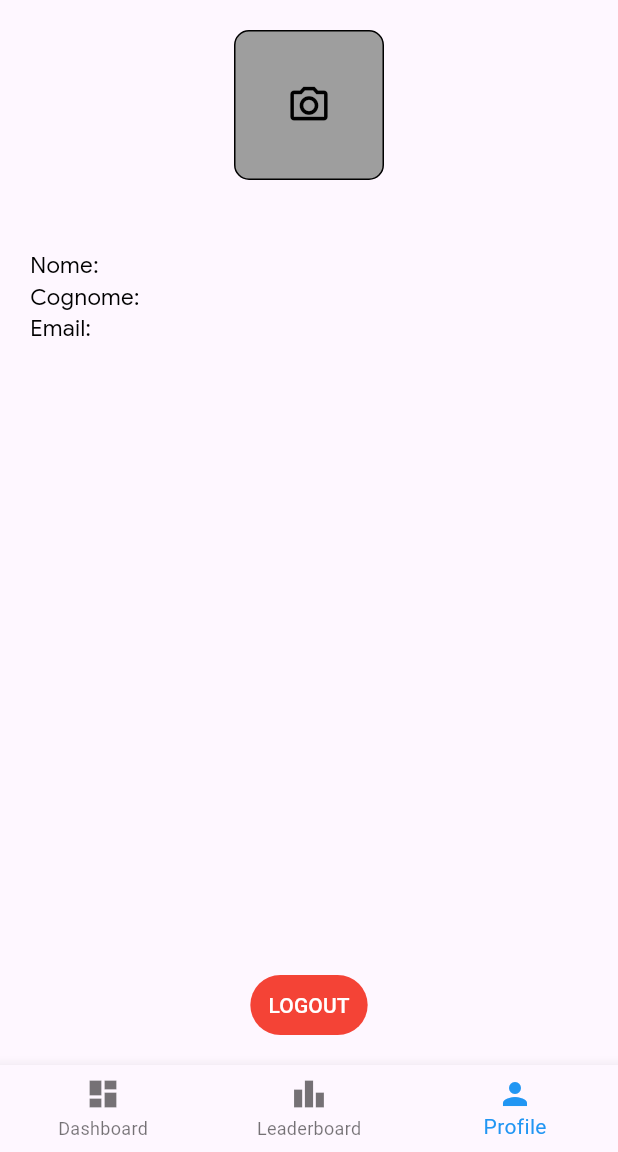
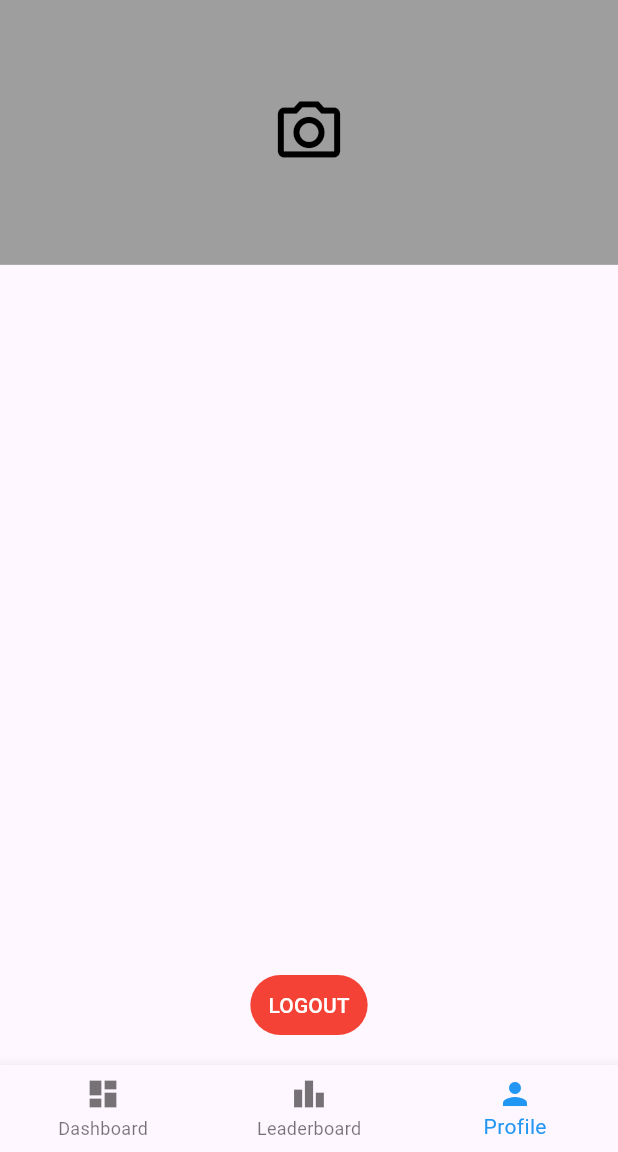
Before and after one commit to gdgbari/2025-devfest-bari-mobile-fe, a Flutter app: the ProfilePage screen opened by its route, on a phone screen of 412 x 824 dp, the part 84-1236 px from its top. Run offline on Flutter 3.47's test engine with Material 3 defaults, Android fonts, the phone set to English and light mode, and no system bars; drawn by our look-alikes of loader_overlay; our stand-ins replace bloc, cloud_functions, equatable, firebase_auth, firebase_core, flutter_bloc and 2 more; missing offline and left inert: mobile_scanner; accounts and stored records are empty; generated files the repository leaves out were written again.

Commit message:
Profile page layout change

```diff
--- a/lib/ui/pages/profile_page.dart
+++ b/lib/ui/pages/profile_page.dart
@@ -12,13 +12,15 @@ class ProfilePage extends StatelessWidget {
       body: SafeArea(
         child: BlocBuilder<AuthenticationCubit, AuthenticationState>(
           builder: (context, state) {
-            return Padding(
+            return Column(
+              children: <Widget>[
+                GroupInfo(group: state.userProfile.group),
+                Expanded(
+                  child: Padding(
                     padding: const EdgeInsets.all(20),
                     child: Column(
                       crossAxisAlignment: CrossAxisAlignment.start,
                       children: <Widget>[
-                  GroupInfo(group: state.userProfile.group),
-                  const SizedBox(height: 20),
                         UserInfo(userProfile: state.userProfile),
                         const SizedBox(height: 20),
                         const Expanded(child: SizedBox()),
@@ -39,6 +41,9 @@ class ProfilePage extends StatelessWidget {
                         ),
                       ],
                     ),
+                  ),
+                ),
+              ],
             );
           },
         ),
--- a/lib/ui/widgets/group_info.dart
+++ b/lib/ui/widgets/group_info.dart
@@ -1,5 +1,4 @@
 import 'package:devfest_bari_2024/data.dart';
-import 'package:devfest_bari_2024/ui/theme/preset_text_style.dart';
 import 'package:flutter/material.dart';
 
 class GroupInfo extends StatelessWidget {
@@ -9,29 +8,16 @@ class GroupInfo extends StatelessWidget {
 
   @override
   Widget build(BuildContext context) {
-    return Center(
-      child: Column(
-        children: <Widget>[
-          Container(
-            width: 100,
-            height: 100,
-            decoration: BoxDecoration(
-              border: Border.all(),
-              borderRadius: BorderRadius.circular(10),
-              color: Colors.grey,
-            ),
-            child: const Icon(
-              Icons.photo_camera_outlined,
-              color: Colors.black,
-              size: 30,
-            ),
-          ),
-          const SizedBox(height: 5),
-          Text(
-            group.name,
-            style: PresetTextStyle.black15w400,
-          ),
-        ],
+    return AspectRatio(
+      aspectRatio: 21/9,
+      child: Container(
+        color: Colors.grey,
+        width: MediaQuery.of(context).size.width,
+        child: const Icon(
+          Icons.photo_camera_outlined,
+          color: Colors.black,
+          size: 50,
+        ),
       ),
     );
   }
--- a/lib/ui/widgets/user_info.dart
+++ b/lib/ui/widgets/user_info.dart
@@ -13,19 +13,13 @@ class UserInfo extends StatelessWidget {
       crossAxisAlignment: CrossAxisAlignment.start,
       children: <Widget>[
         Text(
-          'Nome: ${userProfile.name}',
+          '${userProfile.name} ${userProfile.surname}',
           style: PresetTextStyle.black15w400,
           overflow: TextOverflow.ellipsis,
-          maxLines: 1,
+          maxLines: 2,
         ),
         Text(
-          'Cognome: ${userProfile.surname}',
-          style: PresetTextStyle.black15w400,
-          overflow: TextOverflow.ellipsis,
-          maxLines: 1,
-        ),
-        Text(
-          'Email: ${userProfile.email}',
+          userProfile.email,
           style: PresetTextStyle.black15w400,
           overflow: TextOverflow.ellipsis,
           maxLines: 1,
```
Lines whose indentation alone changed are shown as unchanged.
